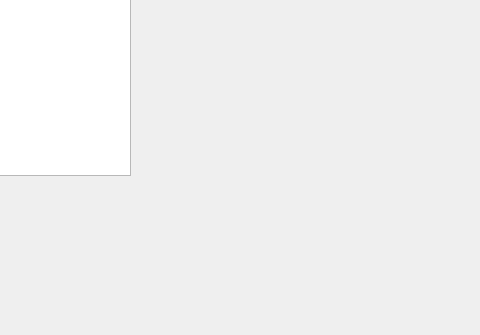
Old version of the form SyncTank.ui in the repository ml37/WoT_Skin_Sync; both pictures show x 145 to 625 and y 265 to 600 of the 800 by 600 pixel window.
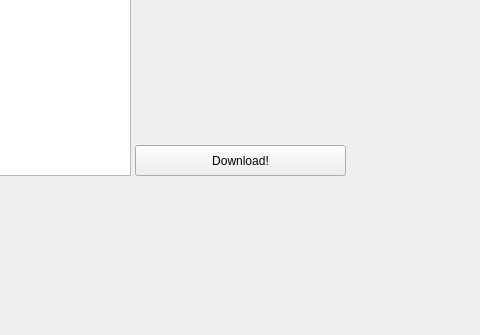
New version of the form.

```diff
--- a/SyncTank.ui
+++ b/SyncTank.ui
@@ -75,6 +75,19 @@
      <string/>
     </property>
    </widget>
+   <widget class="QPushButton" name="btn_download">
+    <property name="geometry">
+     <rect>
+      <x>280</x>
+      <y>410</y>
+      <width>211</width>
+      <height>31</height>
+     </rect>
+    </property>
+    <property name="text">
+     <string>Download!</string>
+    </property>
+   </widget>
   </widget>
   <widget class="QMenuBar" name="menubar">
    <property name="geometry">
```
